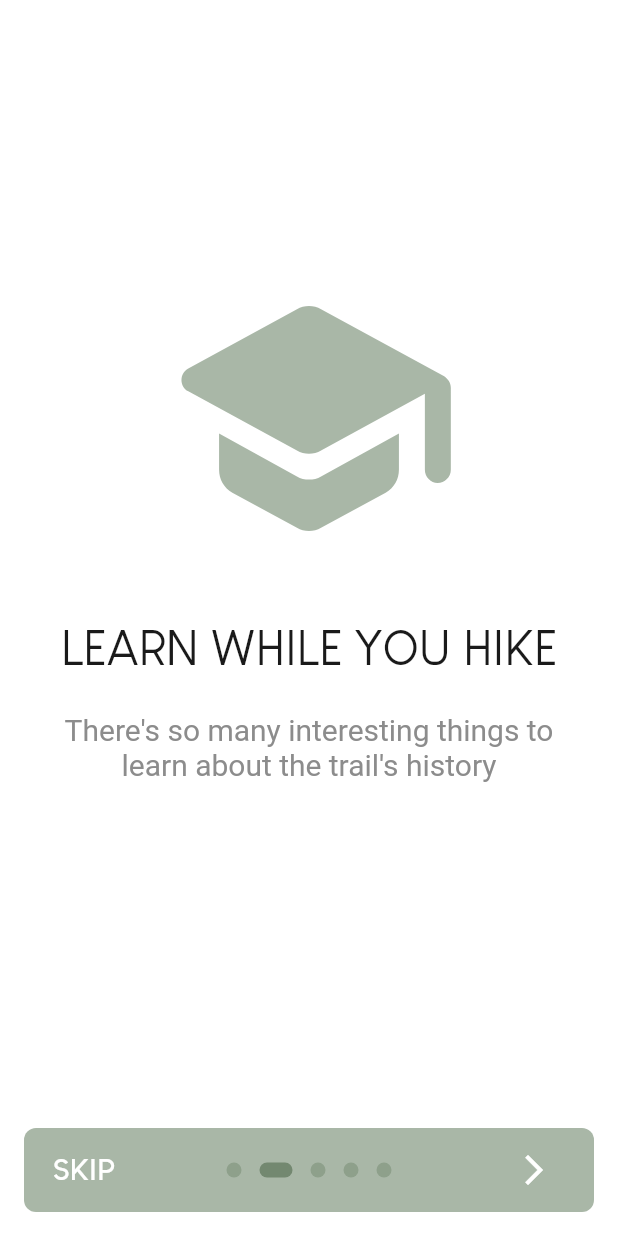
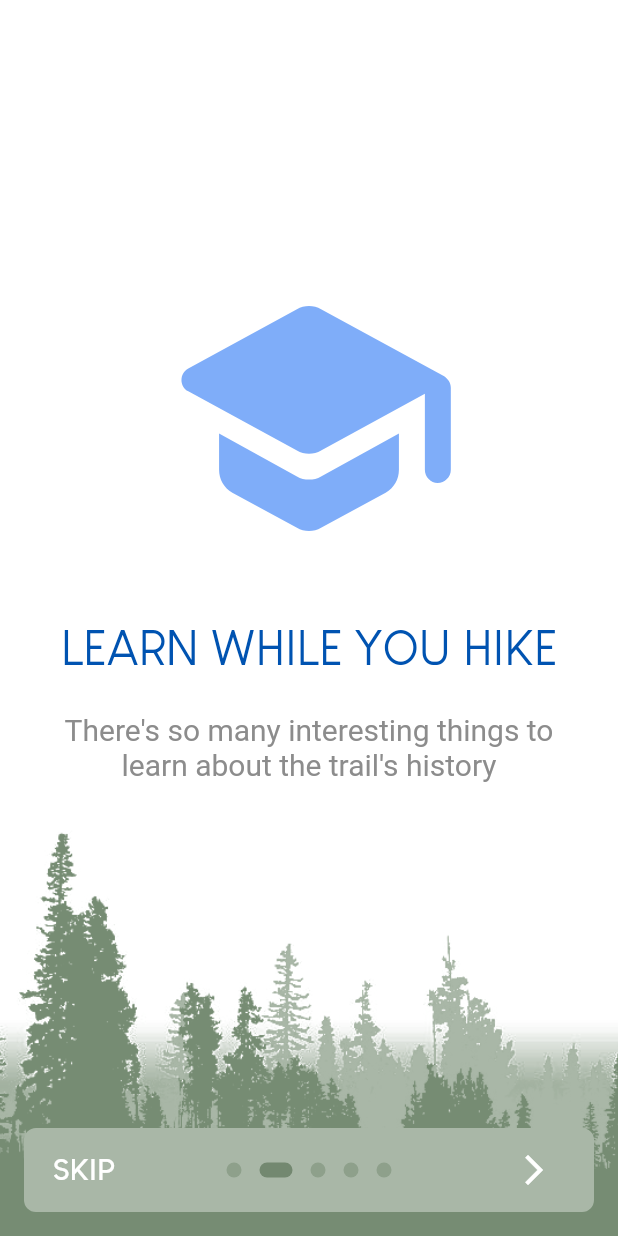
Before and after one commit to HadenHiles/G7TrailApp, a Flutter app: the screen it shows after launch, swiped to page 2, on a phone screen of 412 x 824 dp. Run offline on Flutter 3.47's test engine with Material 2 defaults, Android fonts, the phone set to English and light mode, and no system bars; drawn by our look-alikes of introduction_screen; our stand-ins replace auto_size_text, cloud_firestore, firebase_analytics, firebase_auth, firebase_core, firebase_messaging and 7 more; missing offline and left inert: ci_connectivity, password_strength, the_apple_sign_in; accounts and stored records are empty.

Commit message:
Polish the introduction screen designs. Respect applied theme (dark/light) on all screens thus far.

```diff
--- a/lib/intro_screen.dart
+++ b/lib/intro_screen.dart
@@ -19,9 +19,9 @@ class _IntroScreenState extends State<IntroScreen> {
   final introKey = GlobalKey<IntroductionScreenState>();
   bool _darkMode = preferences.darkMode;
   Color _background = Colors.white;
-  Color _titleColor = Color(0xff1A1A1A);
+  Color _titleColor = Color(0xff0053B1);
   Color _textColor = Color(0xff8c8c8c);
-  Color _buttonColor = Color(0xffA9B7A7);
+  Color _buttonColor = Color(0xff7FADF9);
   Color _buttonTextColor = Colors.white;
   Color _controlsBackground = Color(0xffF2F2F2);
   Color _controlsContrast = Color(0xffD5D5D5);
@@ -51,19 +51,19 @@ class _IntroScreenState extends State<IntroScreen> {
   Widget build(BuildContext context) {
     if (!_darkMode) {
       _background = Colors.white;
-      _titleColor = Color(0xff1A1A1A);
+      _titleColor = Color(0xff0053B1);
       _textColor = Color(0xff8c8c8c);
-      _buttonColor = Color(0xffA9B7A7);
+      _buttonColor = Color(0xff7FADF9);
       _buttonTextColor = Colors.white;
       _controlsBackground = Color(0xffA9B7A7);
       _controlsContrast = darken(Color(0xffA9B7A7), 0.1);
       _controlsActive = darken(Color(0xffA9B7A7), 0.2);
     } else {
       setState(() {
-        _background = const Color(0xff1A1A1A);
+        _background = Color(0xff1A1A1A);
         _titleColor = Color(0xffF2F2F2);
-        _textColor = const Color(0xffF2f2f2);
-        _buttonColor = Color(0xffA9B7A7);
+        _textColor = Color(0xffF2f2f2);
+        _buttonColor = Color(0xff7FADF9);
         _buttonTextColor = Colors.white;
         _controlsBackground = darken(Color(0xffA9B7A7), 0.3);
         _controlsContrast = darken(Color(0xffA9B7A7), 0.4);
@@ -84,13 +84,21 @@ class _IntroScreenState extends State<IntroScreen> {
       ),
       bodyTextStyle: bodyStyle,
       descriptionPadding: EdgeInsets.fromLTRB(10.0, 0.0, 10.0, 10.0),
-      pageColor: _background,
+      pageColor: Colors.transparent,
       imagePadding: EdgeInsets.zero,
     );
 
-    return IntroductionScreen(
+    return Container(
+      decoration: BoxDecoration(
+        color: _background,
+        image: DecorationImage(
+          image: !_darkMode ? AssetImage("assets/images/treeline-sillouette.png") : AssetImage("assets/images/treeline-sillouette-on-dark.png"),
+          fit: BoxFit.cover,
+        ),
+      ),
+      child: IntroductionScreen(
         key: introKey,
-      globalBackgroundColor: _background,
+        globalBackgroundColor: Colors.transparent,
         pages: [
           PageViewModel(
             title: "",
@@ -100,7 +108,7 @@ class _IntroScreenState extends State<IntroScreen> {
               children: [
                 Container(
                   margin: const EdgeInsets.only(bottom: 25),
-                child: _buildImage('logo.png', MediaQuery.of(context).size.width * .7),
+                  child: _buildImage('logo.png', MediaQuery.of(context).size.width * .55),
                 ),
                 Text(
                   "Appreciate all that the Group of Seven Lake Superior Trail has to offer",
@@ -284,6 +292,7 @@ class _IntroScreenState extends State<IntroScreen> {
             borderRadius: BorderRadius.all(Radius.circular(8.0)),
           ),
         ),
+      ),
     );
   }
 }
--- a/lib/login.dart
+++ b/lib/login.dart
@@ -11,7 +11,6 @@ import 'package:flutter/material.dart';
 import 'package:firebase_auth/firebase_auth.dart';
 import 'package:flutter_signin_button/flutter_signin_button.dart';
 import 'package:g7trailapp/services/bootstrap.dart';
-import 'package:g7trailapp/theme/theme.dart';
 
 class Login extends StatefulWidget {
   const Login({Key? key, required this.scaffoldKey}) : super(key: key);
@@ -496,7 +495,7 @@ class _LoginState extends State<Login> {
                       width: 300,
                       child: TextButton(
                         style: TextButton.styleFrom(
-                          backgroundColor: darken(Theme.of(context).primaryColor, 0.1),
+                          backgroundColor: Theme.of(context).primaryColor,
                         ),
                         child: Text(
                           'Sign up'.toUpperCase(),
--- a/lib/screens/profile.dart
+++ b/lib/screens/profile.dart
@@ -38,6 +38,7 @@ class _ProfileScreenState extends State<ProfileScreen> {
   Widget build(BuildContext context) {
     return Scaffold(
       key: _scaffoldKey,
+      backgroundColor: Theme.of(context).backgroundColor,
       appBar: AppBar(
         backgroundColor: Colors.transparent,
         shadowColor: Colors.transparent,
```
Also changed, not shown: lib/navigation/nav.dart (+5 -7 lines), assets/images/fake-painting-mobile-blue-sky.jpg (added), assets/images/fake-painting-mobile-no-sky.png (added), assets/images/treeline-sillouette-on-dark.png (added), assets/images/treeline-sillouette.png (added). Lines whose indentation alone changed are shown as unchanged.
